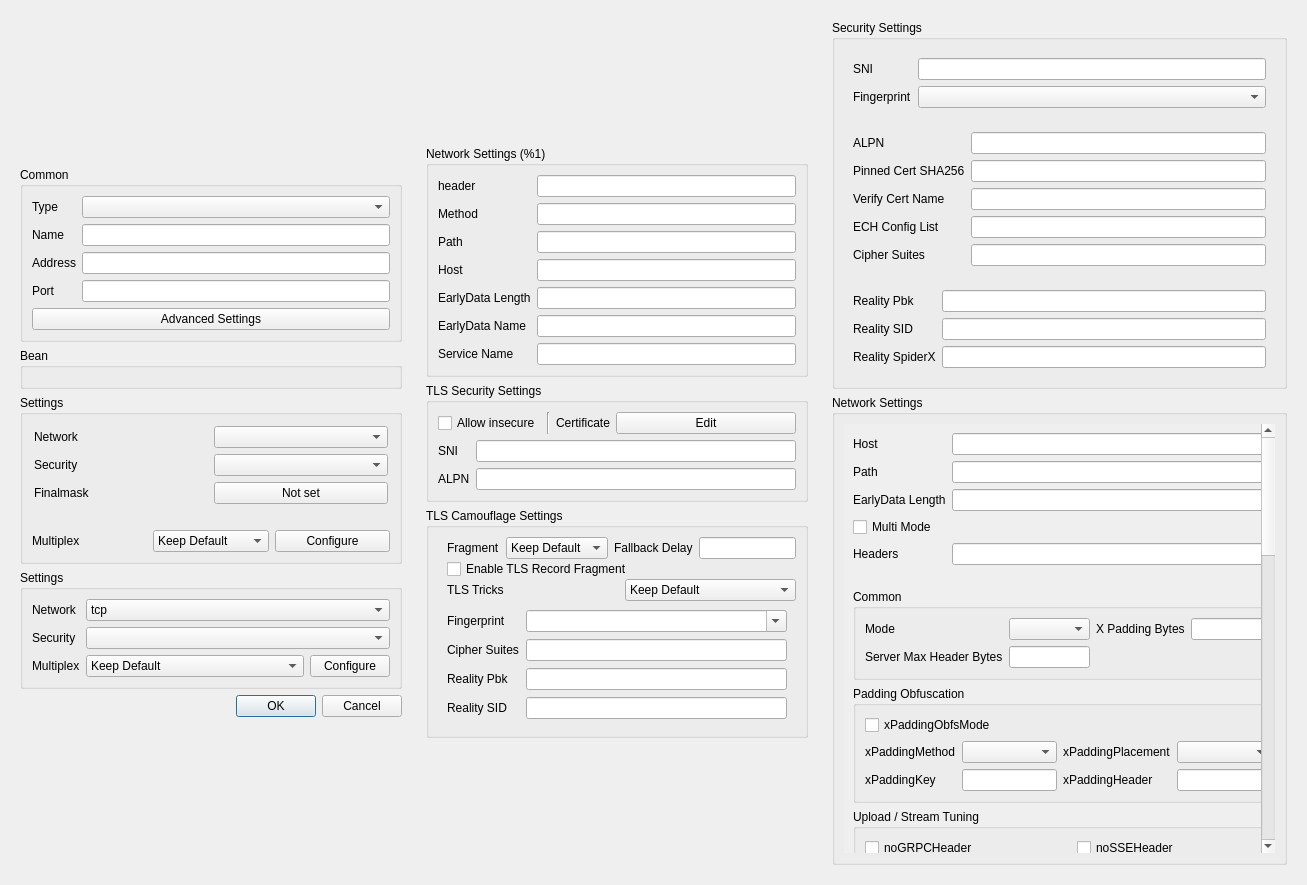
hopol/throne-mirror, file upstream/include/ui/profile/dialog_edit_profile.ui: the form before one commit.
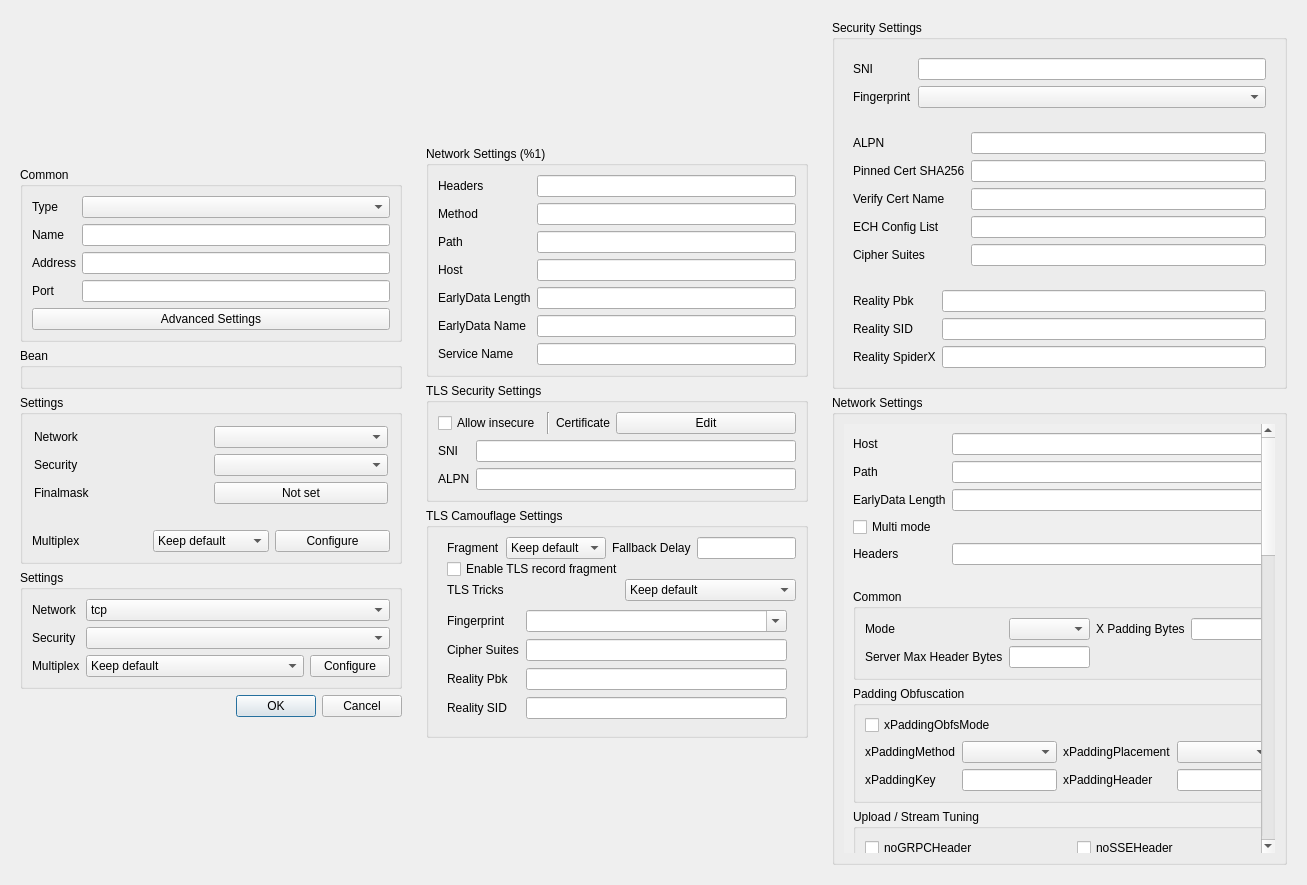
The form after the commit. Custom widgets are drawn as their Qt base class.

Diff of the .ui file:
```diff
--- a/upstream/include/ui/profile/dialog_edit_profile.ui
+++ b/upstream/include/ui/profile/dialog_edit_profile.ui
@@ -239,7 +239,7 @@
              <widget class="QComboBox" name="xray_mux">
               <item>
                <property name="text">
-                <string>Keep Default</string>
+                <string>Keep default</string>
                </property>
               </item>
               <item>
@@ -357,7 +357,7 @@
                </property>
                <item>
                 <property name="text">
-                 <string>Keep Default</string>
+                 <string>Keep default</string>
                 </property>
                </item>
                <item>
@@ -537,7 +537,7 @@
             <string>&lt;html&gt;&lt;head/&gt;&lt;body&gt;&lt;p&gt;&lt;br/&gt;&lt;/p&gt;&lt;/body&gt;&lt;/html&gt;</string>
            </property>
            <property name="text">
-            <string notr="true">header</string>
+            <string>Headers</string>
            </property>
            <property name="buddy">
             <cstring>headers</cstring>
@@ -786,7 +786,7 @@
                  </property>
                  <item>
                   <property name="text">
-                   <string>Keep Default</string>
+                   <string>Keep default</string>
                   </property>
                  </item>
                  <item>
@@ -823,7 +823,7 @@
             <item>
              <widget class="QCheckBox" name="tls_rec_frag">
               <property name="text">
-               <string>Enable TLS Record Fragment</string>
+               <string>Enable TLS record fragment</string>
               </property>
              </widget>
             </item>
@@ -859,7 +859,7 @@
                  </property>
                  <item>
                   <property name="text">
-                   <string>Keep Default</string>
+                   <string>Keep default</string>
                   </property>
                  </item>
                  <item>
@@ -1252,7 +1252,7 @@
                 <item row="3" column="0">
                  <widget class="QCheckBox" name="xray_multi_mode">
                   <property name="text">
-                   <string>Multi Mode</string>
+                   <string>Multi mode</string>
                   </property>
                  </widget>
                 </item>
```
Left out of the diff: 50 changed lines with no effect on the pictures.
